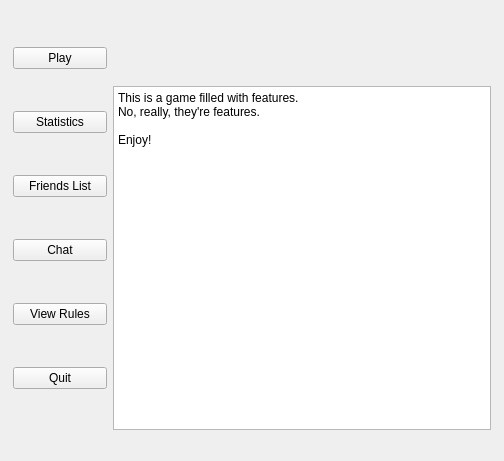
The window that Qt_UI/MainMenu/mainmenu.ui (Phucyro/PawnHub) describes before a commit, drawn with Qt 5.
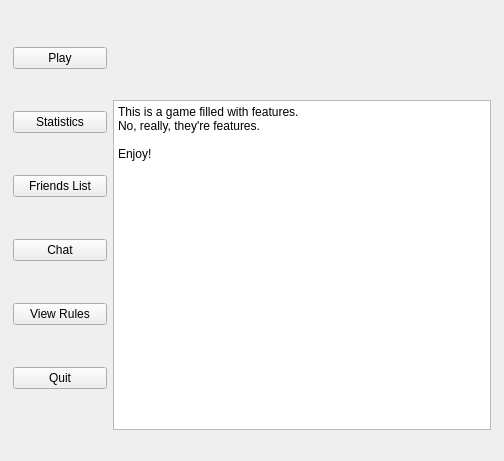
The same window after the commit. Icons and pictures are not drawn.

What changed in the file:
```diff
--- a/Qt_UI/MainMenu/mainmenu.ui
+++ b/Qt_UI/MainMenu/mainmenu.ui
@@ -130,7 +130,7 @@
       </layout>
      </item>
      <item>
-      <layout class="QVBoxLayout" name="verticalLayout_3" stretch="1,5">
+      <layout class="QVBoxLayout" name="verticalLayout_3" stretch="1,4">
        <item>
         <widget class="QLabel" name="logoLabel">
          <property name="pixmap">
```
Left out of the diff: 2 changed lines with no effect on the pictures.
